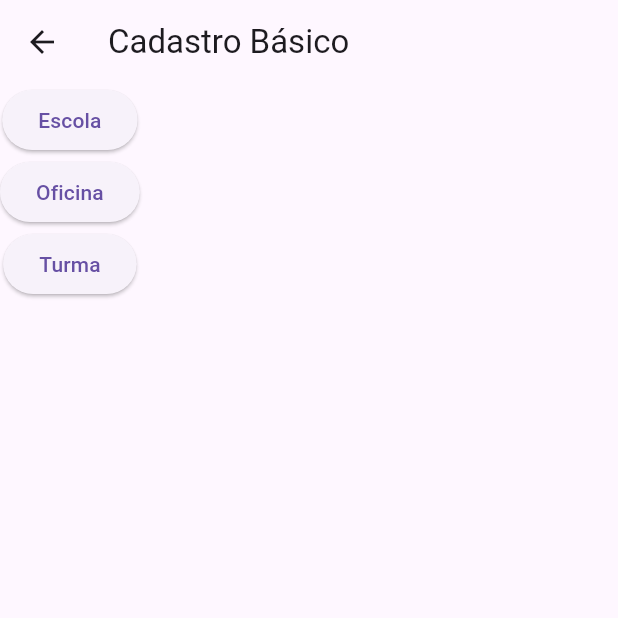
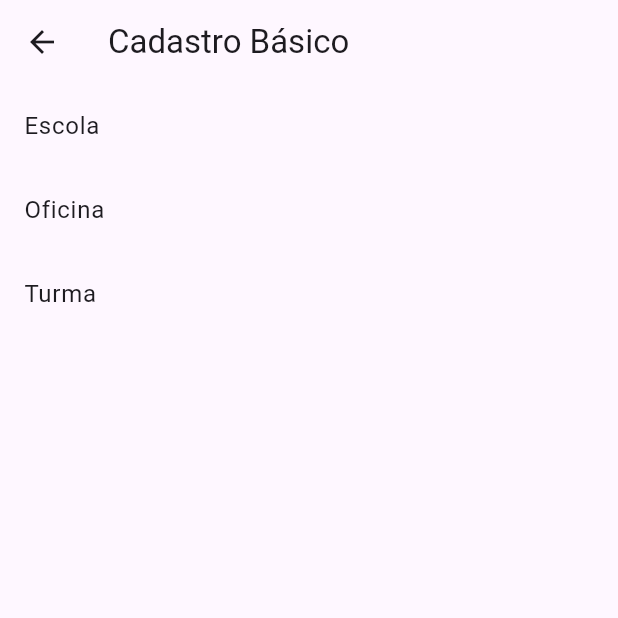
Before and after one commit to allanmotroni/controle_aulas_app, a Flutter app: the Cadastro screen opened directly, after a tap on "Cadastro Básico", on a phone screen of 412 x 824 dp, the top half of it. Run offline on Flutter 3.47's test engine with Material 3 defaults, Android fonts, the light colour scheme and no system bars; our stand-ins replace flutter_masked_text2, sqflite; accounts and stored records are empty.

Commit message:
change menu items in cadastro, cadstro modelo, cadastro basico screens

```diff
--- a/lib/screens/cadastro.dart
+++ b/lib/screens/cadastro.dart
@@ -13,9 +13,9 @@ class Cadastro extends StatelessWidget {
       ),
       body: Column(
         children: [
-          ElevatedButton(
-            child: const Text("Cadastro Básico"),
-            onPressed: () {
+          ListTile(
+            title: const Text('Cadastro Básico'),
+            onTap: () {
               Navigator.of(context).push(
                 MaterialPageRoute(
                   builder: (context) => const CadastroBasico(),
@@ -23,9 +23,9 @@ class Cadastro extends StatelessWidget {
               );
             },
           ),
-          ElevatedButton(
-            child: const Text("Cadastro Modelos"),
-            onPressed: () {
+          ListTile(
+            title: const Text('Cadastro Modelos'),
+            onTap: () {
               Navigator.of(context).push(
                 MaterialPageRoute(
                   builder: (context) => const CadastroModelos(),
--- a/lib/screens/cadastro_basico.dart
+++ b/lib/screens/cadastro_basico.dart
@@ -14,9 +14,9 @@ class CadastroBasico extends StatelessWidget {
       ),
       body: Column(
         children: [
-          ElevatedButton(
-            child: const Text("Escola"),
-            onPressed: () {
+          ListTile(
+            title: const Text("Escola"),
+            onTap: () {
               Navigator.of(context).push(
                 MaterialPageRoute(
                   builder: (context) => const ListaEscola(),
@@ -24,9 +24,9 @@ class CadastroBasico extends StatelessWidget {
               );
             },
           ),
-          ElevatedButton(
-            child: const Text("Oficina"),
-            onPressed: () {
+          ListTile(
+            title: const Text("Oficina"),
+            onTap: () {
               Navigator.of(context).push(
                 MaterialPageRoute(
                   builder: (context) => const ListaOficina(),
@@ -34,9 +34,9 @@ class CadastroBasico extends StatelessWidget {
               );
             },
           ),
-          ElevatedButton(
-            child: const Text("Turma"),
-            onPressed: () {
+          ListTile(
+            title: const Text("Turma"),
+            onTap: () {
               Navigator.of(context).push(
                 MaterialPageRoute(
                   builder: (context) => const ListaTurma(),
--- a/lib/screens/planejamento_semana/lista_planejamento_semana.dart
+++ b/lib/screens/planejamento_semana/lista_planejamento_semana.dart
@@ -8,7 +8,7 @@ import 'package:flutter/material.dart';
 
 class ListaPlanejamentoSemana extends StatefulWidget {
   final DateTime dataFiltro;
-  const ListaPlanejamentoSemana(this.dataFiltro, {super.key});
+  const ListaPlanejamentoSemana({super.key, required this.dataFiltro});
 
   @override
   State<ListaPlanejamentoSemana> createState() =>
```
Also changed, not shown: informações.txt (+60 -0 lines), lib/screens/cadastro_modelos.dart (+9 -9 lines), lib/screens/modelo_oficina/formulario_modelo_oficina.dart (+32 -13 lines).
